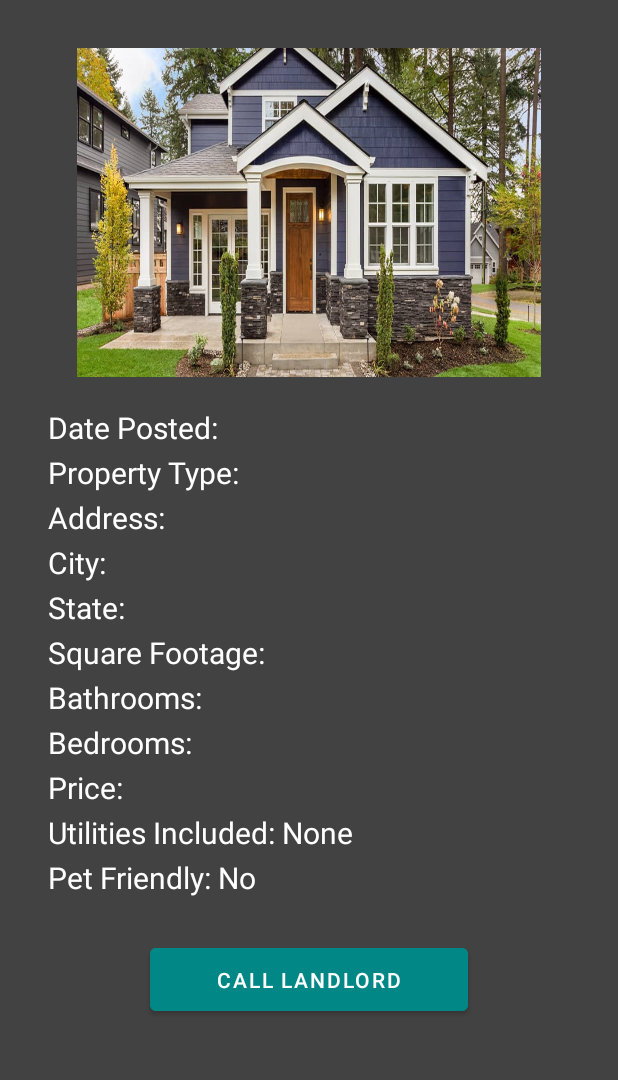
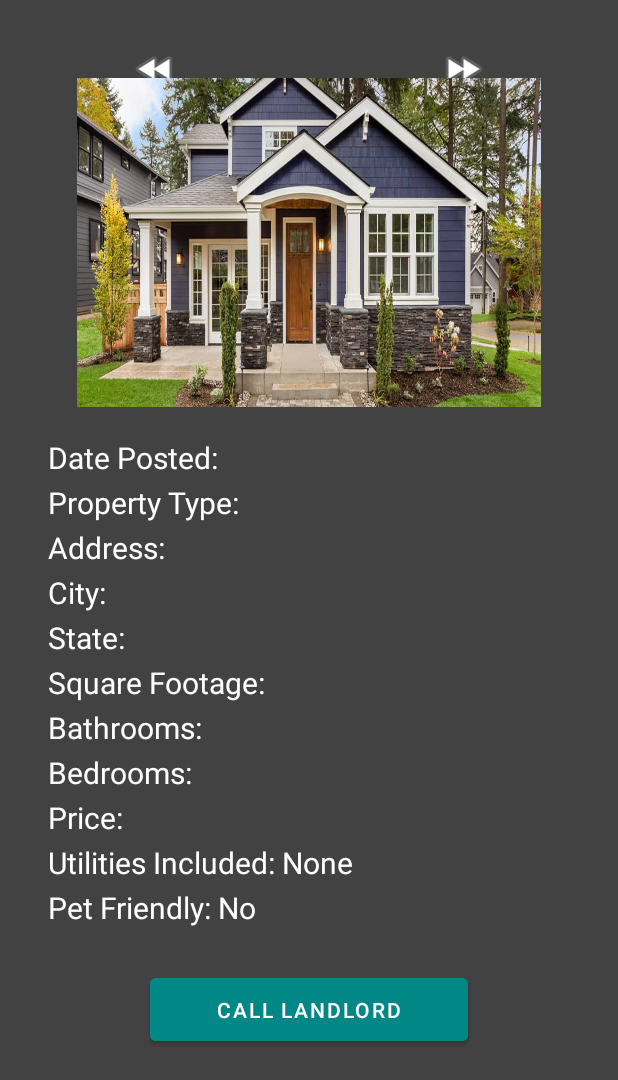
Before and after one commit to andrew-miller-dev/Mobile_Project, an Android app: the PropertyDetails screen opened directly, with no data from a screen before it, on a phone screen of 412 x 824 dp. Shown: the top 1080 px of the screen. Run offline under Robolectric (Android 15) with nearby library versions, the phone set to English and light mode, and no system bars; 10 statements that could not run were skipped.

Commit message:
Added next and previous buttons for images and connected to image list so users can look through the properties images

```diff
--- a/app/src/main/res/layout/activity_property_details.xml
+++ b/app/src/main/res/layout/activity_property_details.xml
@@ -11,11 +11,34 @@
         android:layout_height="wrap_content"
         android:orientation="vertical">
 
+        <LinearLayout
+            android:layout_height="wrap_content"
+            android:layout_width="match_parent"
+            android:gravity="center_vertical">
+
+            <ImageView
+                android:id="@+id/imageView"
+                android:layout_width="wrap_content"
+                android:layout_height="wrap_content"
+                android:layout_marginTop="20dip"
+                android:layout_weight="1"
+                android:onClick="viewPrevImg"
+                app:srcCompat="@android:drawable/ic_media_rew" />
+
+            <ImageView
+                android:id="@+id/imageView2"
+                android:layout_width="wrap_content"
+                android:layout_height="wrap_content"
+                android:layout_marginTop="20dip"
+                app:srcCompat="@android:drawable/ic_media_ff"
+                android:layout_weight="1"
+                android:onClick="viewNextImg"/>
+        </LinearLayout>
+
         <ImageView
             android:id="@+id/imgProp"
             android:layout_width="309dp"
             android:layout_height="219dp"
-            android:layout_marginTop="32dp"
             android:scaleType="fitXY"
             android:layout_gravity="center_horizontal"
             app:srcCompat="@drawable/house_example" />
```
Also changed, not shown: app/src/main/java/com/example/rentalapp/PropertyDetails.java (+40 -19 lines).
